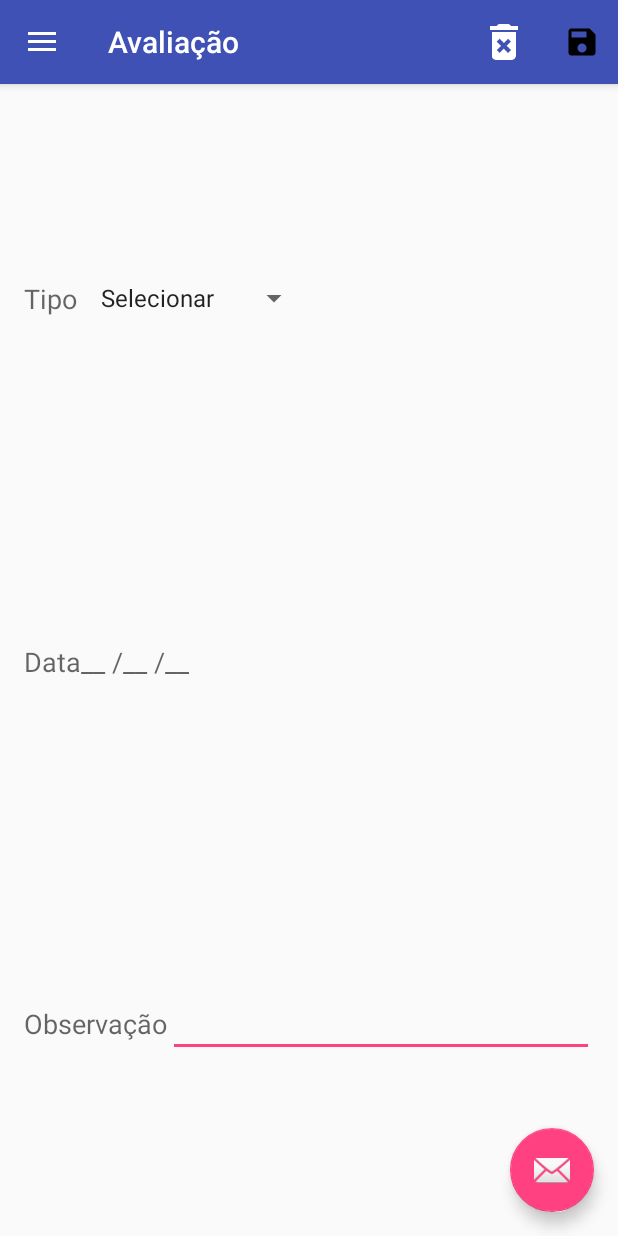
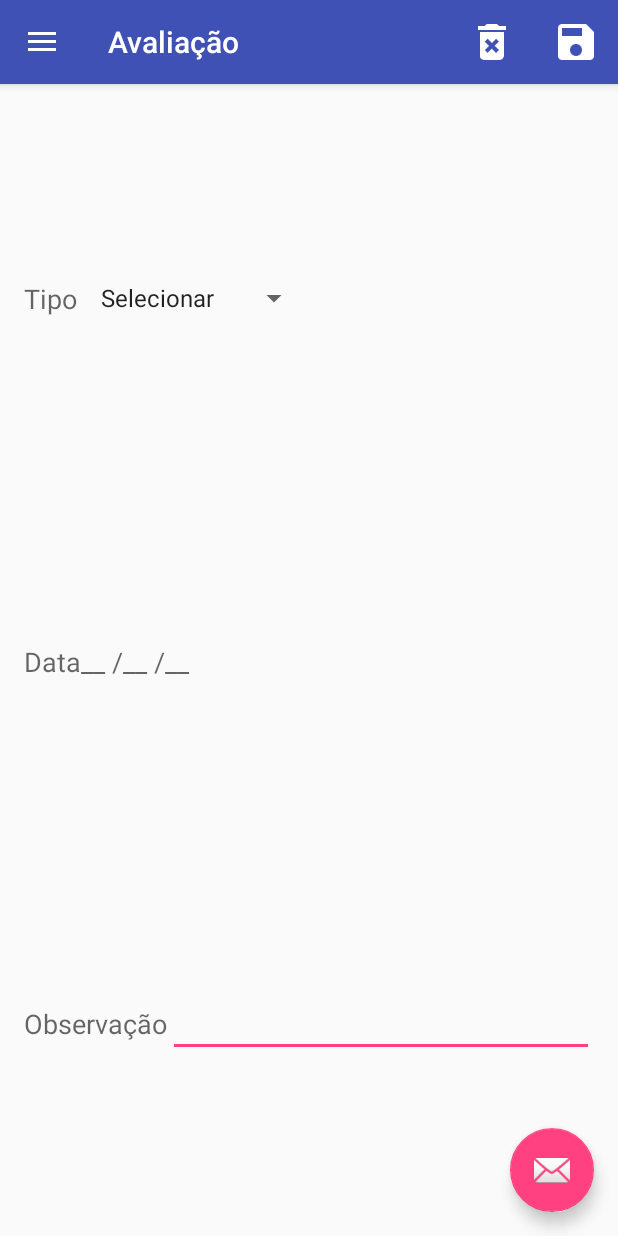
Before and after one commit to EduardoSeguraFornari/Avaliacoes, an Android app: the AvaliacaoActivity screen opened directly, with no data from a screen before it, on a phone screen of 412 x 824 dp. Run offline under Robolectric (Android 15) with nearby library versions, the phone set to English and light mode, and no system bars.

Commit message:
Alterando o icone de salvar

```diff
--- a/app/src/main/res/menu/avaliacao.xml
+++ b/app/src/main/res/menu/avaliacao.xml
@@ -12,6 +12,6 @@
         android:id="@+id/action_salvar_avaliacao"
         android:orderInCategory="100"
         android:title="@string/action_salvar"
-        android:icon="@drawable/ic_save_black_24dp"
+        android:icon="@drawable/ic_save_white_48dp"
         app:showAsAction="always" />
 </menu>
--- a/app/src/main/res/menu/tipo_avaliacao.xml
+++ b/app/src/main/res/menu/tipo_avaliacao.xml
@@ -11,6 +11,6 @@
         android:id="@+id/action_salvar_tipo_avaliacao"
         android:orderInCategory="100"
         android:title="@string/action_salvar"
-        android:icon="@drawable/ic_save_black_24dp"
+        android:icon="@drawable/ic_save_white_48dp"
         app:showAsAction="always" />
 </menu>
```
Also changed, not shown: app/src/main/res/drawable-hdpi/ic_save_black_24dp.png (deleted), app/src/main/res/drawable-hdpi/ic_save_white_48dp.png (added), app/src/main/res/drawable-mdpi/ic_save_black_24dp.png (deleted), app/src/main/res/drawable-mdpi/ic_save_white_48dp.png (added), app/src/main/res/drawable-xhdpi/ic_save_black_24dp.png (deleted), app/src/main/res/drawable-xhdpi/ic_save_white_48dp.png (added), app/src/main/res/drawable-xxhdpi/ic_save_black_24dp.png (deleted), app/src/main/res/drawable-xxhdpi/ic_save_white_48dp.png (added), app/src/main/res/drawable-xxxhdpi/ic_save_black_24dp.png (deleted), app/src/main/res/drawable-xxxhdpi/ic_save_white_48dp.png (added).
